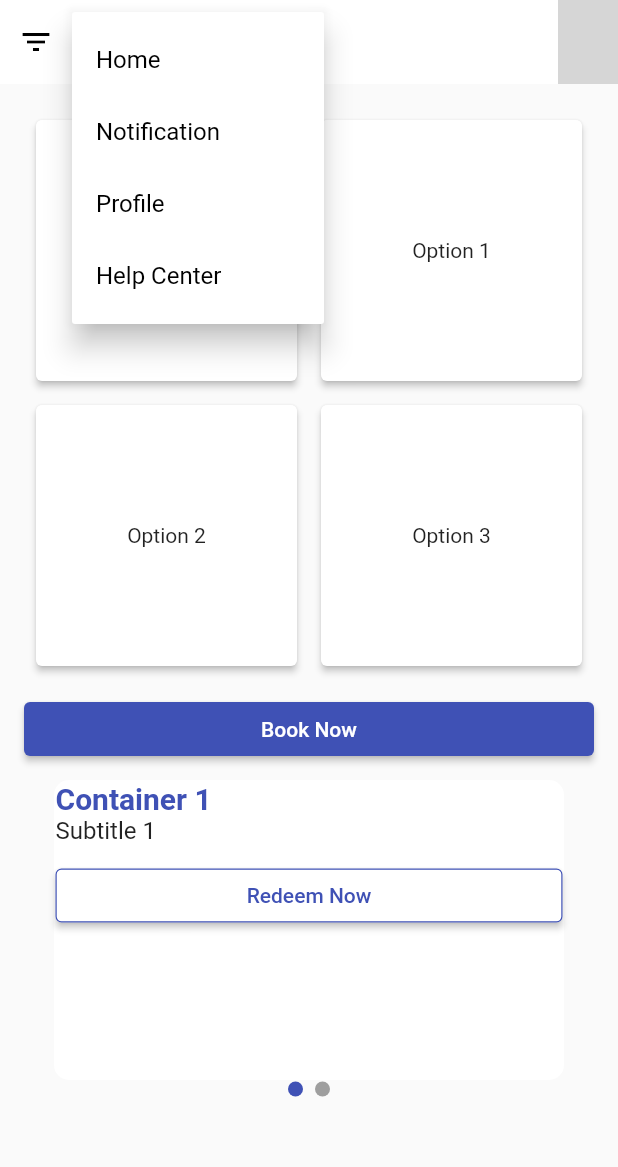
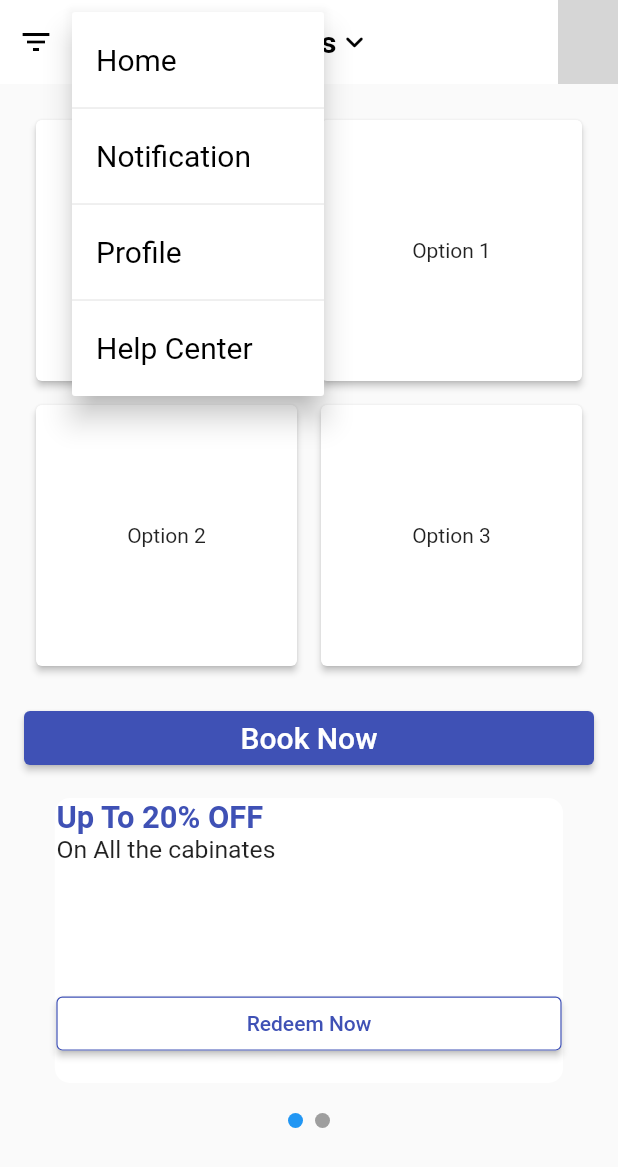
Before and after one commit to Baisalya/smartlocker, a Flutter app: the screen it shows after launch, after a tap on "Progressive Towers", on a phone screen of 412 x 824 dp. Shown: the top 1167 px of the screen. Run offline on Flutter 3.47's test engine with Material 2 defaults, Android fonts, the light colour scheme and no system bars; network calls fail; grey boxes are pictures that could not be loaded.

Commit message:
added a page

```diff
--- a/lib/CustomeAppBar.dart
+++ b/lib/CustomeAppBar.dart
@@ -6,24 +6,26 @@ class CustomAppBar extends StatelessWidget implements PreferredSizeWidget {
 
   @override
   Widget build(BuildContext context) {
+    final screenWidth = MediaQuery.of(context).size.width;
+
     return AppBar(
-      backgroundColor: Colors.white, // Set the background color
-      elevation: 0, // Remove the shadow
+      backgroundColor: Colors.white,
+      elevation: 0,
       title: Text(
         "Your App Title",
         style: TextStyle(
-          color: Colors.black, // Set text color
-          fontSize: 20, // Adjust the font size
+          color: Colors.black,
+          fontSize: screenWidth > 600 ? 24 : 20,
         ),
       ),
       actions: <Widget>[
         IconButton(
           icon: Icon(
             Icons.filter_list,
-            color: Colors.black, // Set the icon color
+            color: Colors.black,
           ),
           onPressed: () {
-            Scaffold.of(context).openDrawer(); // Open the drawer
+            Scaffold.of(context).openDrawer();
           },
         ),
         PopupMenuButton<String>(
@@ -34,38 +36,41 @@ class CustomAppBar extends StatelessWidget implements PreferredSizeWidget {
                 child: Text(
                   'Home',
                   style: TextStyle(
-                    color: Colors.black, // Set text color
-                    fontSize: 16, // Adjust the font size
+                    color: Colors.black,
+                    fontSize: screenWidth > 600 ? 22 : 20,
                   ),
                 ),
               ),
+              PopupMenuDivider(), // Add a divider
               PopupMenuItem<String>(
                 value: 'Notification',
                 child: Text(
                   'Notification',
                   style: TextStyle(
-                    color: Colors.black, // Set text color
-                    fontSize: 16, // Adjust the font size
+                    color: Colors.black,
+                    fontSize: screenWidth > 600 ? 22 : 20,
                   ),
                 ),
               ),
+              PopupMenuDivider(), // Add a divider
               PopupMenuItem<String>(
                 value: 'Profile',
                 child: Text(
                   'Profile',
                   style: TextStyle(
-                    color: Colors.black, // Set text color
-                    fontSize: 16, // Adjust the font size
+                    color: Colors.black,
+                    fontSize: screenWidth > 600 ? 22 : 20,
                   ),
                 ),
               ),
+              PopupMenuDivider(), // Add a divider
               PopupMenuItem<String>(
                 value: 'Help Center',
                 child: Text(
                   'Help Center',
                   style: TextStyle(
-                    color: Colors.black, // Set text color
-                    fontSize: 16, // Adjust the font size
+                    color: Colors.black,
+                    fontSize: screenWidth > 600 ? 22 : 20,
                   ),
                 ),
               ),
@@ -75,17 +80,27 @@ class CustomAppBar extends StatelessWidget implements PreferredSizeWidget {
             // Handle the selection here
             print("Selected: $selectedItem");
           },
+          child: Center( // Center the content
             child: Row(
+              mainAxisAlignment: MainAxisAlignment.center, // Center the row
               children: [
-              Text('Progressive Towers',style: TextStyle(color: Colors.black),),
+                Text(
+                  'Progressive Towers',
+                  style: TextStyle(
+                    color: Colors.black,
+                    fontSize: screenWidth > 600 ? 22 : 20,
+                    fontWeight: FontWeight.bold,
+                  ),
+                ),
                 Icon(
                   Icons.keyboard_arrow_down_rounded,
-                color: Colors.black, // Set the dropdown icon color
+                  color: Colors.black,
                 ),
               ],
             ),
           ),
-        const Spacer(), // Spacer to push Dropdown and Avatar to the end
+        ),
+        const Spacer(),
         CircleAvatar(
           backgroundImage: NetworkImage(
               'https://encrypted-tbn0.gstatic.com/images?q=tbn:ANd9GcSY6HwtWnw9GiLWz1B8SwYz4Pvdpku1OCC-ww&usqp=CAU'),
--- a/lib/screenone.dart
+++ b/lib/screenone.dart
@@ -59,30 +59,127 @@ class _MyWidgetState extends State<MyWidget> {
     );
   }
   Widget buildbooknowbutton() {
-    return Align(
+    return Container(
+      height: 60.0, // You can adjust this height as needed
+      child: Align(
         alignment: Alignment.center,
         child: SizedBox(
-        width: double.infinity, // Make the button stretch to full width
+          width: double.infinity,
           child: ElevatedButton(
             onPressed: () {
               // Handle button press logic here
             },
             style: ElevatedButton.styleFrom(
-            primary: Colors.indigo, // Set the button color to indigo
-            onPrimary: Colors.white, // Set the text color to white
+              primary: Colors.indigo,
+              onPrimary: Colors.white,
             ),
-          child: Text('Book Now'),
+            child: Text(
+              'Book Now',
+              style: TextStyle(fontSize: 20),
+            ),
+          ),
         ),
       ),
     );
   }
 
+
+
+  Widget _buildContainerWidget(ContainerData data) {
+    // Get the screen width and height using MediaQuery
+    final screenWidth = MediaQuery.of(context).size.width;
+    final screenHeight = MediaQuery.of(context).size.height;
+
+    // Calculate responsive text sizes based on screen width
+    final titleFontSize = screenWidth * 0.05; // 5% of screen width
+    final subtitleFontSize = screenWidth * 0.04; // 4% of screen width
+
+    // Calculate responsive container margin based on screen width
+    final containerMargin = EdgeInsets.symmetric(horizontal: screenWidth * 0.05); // 5% of screen width
+
+    // Calculate responsive SizedBox height based on screen height
+    final sizedBoxHeight = screenHeight * 0.1; // 10% of screen height
+
+    return Container(
+      margin: containerMargin,
+      padding: EdgeInsets.all(1.0),
+      decoration: BoxDecoration(
+        borderRadius: BorderRadius.circular(10),
+        color: Colors.white,
+      ),
+      child: Column(
+        crossAxisAlignment: CrossAxisAlignment.start,
+        children: <Widget>[
+          Text(
+            data.title,
+            style: TextStyle(
+              fontSize: titleFontSize,
+              fontWeight: FontWeight.bold,
+              color: Colors.indigo,
+            ),
+          ),
+          Text(
+            data.subtitle,
+            style: TextStyle(
+              fontSize: subtitleFontSize,
+            ),
+          ),
+          SizedBox(height: sizedBoxHeight),
+          SizedBox(
+            width: double.infinity,
+            child: ElevatedButton(
+              onPressed: () {
+                // Handle "Redeem Now" button click
+              },
+              style: ButtonStyle(
+                backgroundColor: MaterialStateProperty.all<Color>(Colors.white),
+                overlayColor: MaterialStateProperty.all<Color>(Colors.indigo),
+                side: MaterialStateProperty.all<BorderSide>(
+                  BorderSide(color: Colors.indigo, width: 0.8),
+                ),
+              ),
+              child: Text(
+                "Redeem Now",
+                style: TextStyle(color: Colors.indigo),
+              ),
+            ),
+          ),
+        ],
+      ),
+    );
+  }
+
+  Widget _buildPageIndicator(int pageCount) {
+    List<Widget> indicators = List.generate(pageCount, (int index) {
+      return Container(
+        width: 10.0,
+        height: 10.0,
+        margin: EdgeInsets.symmetric(horizontal: 4.0),
+        decoration: BoxDecoration(
+          shape: BoxShape.circle,
+          color: currentPage == index ? Colors.blue : Colors.grey, // Customize indicator colors
+        ),
+      );
+    });
+
+    return Row(
+      mainAxisAlignment: MainAxisAlignment.center,
+      children: <Widget>[
+        SizedBox(
+          height: 30, // Set the desired height for the dot indicator
+          child: Row(
+            children: indicators,
+          ),
+        ),
+      ],
+    );
+  }
   Widget _buildHorizontalContainer() {
     // Define a list of data for the horizontal containers
     List<ContainerData> containers = [
       ContainerData(
-        title: "Container 1",
-        subtitle: "Subtitle 1",
+        title: "Up To 20% OFF",
+        subtitle: "On All the cabinates",
 
       ),
       ContainerData(
@@ -96,7 +193,7 @@ class _MyWidgetState extends State<MyWidget> {
     return Column(
       children: <Widget>[
         Container(
-          height: 200, // Set the desired height for the horizontal container
+          height: 190, // Set the desired height for the horizontal container
           child: PageView.builder(
             controller: pageController,
             itemCount: containers.length,
@@ -110,65 +207,9 @@ class _MyWidgetState extends State<MyWidget> {
             },
           ),
         ),
-        SizedBox(height: 1),
+        SizedBox(height: 10),
         _buildPageIndicator(containers.length),
       ],
-    );
-  }
-  Widget _buildContainerWidget(ContainerData data) {
-    return Container(
-      margin: EdgeInsets.symmetric(horizontal: 20),
-      padding: EdgeInsets.all(1.0),
-      decoration: BoxDecoration(
-        borderRadius: BorderRadius.circular(10),
-        color: Colors.white, // Customize the container's background color
-      ),
-      child: Column(
-        crossAxisAlignment: CrossAxisAlignment.start,
-        children: <Widget>[
-          Text(data.title, style: TextStyle(fontSize: 20, fontWeight: FontWeight.bold,color: Colors.indigo)),
-          Text(data.subtitle, style: TextStyle(fontSize: 16)),
-          SizedBox(height: 10),
-          SizedBox(
-            width: double.infinity, // Make the button stretch to full width
-            child: ElevatedButton(
-              onPressed: () {
-                // Handle "Redeem Now" button click
-              },
-              style: ButtonStyle(
-                backgroundColor: MaterialStateProperty.all<Color>(Colors.white),
-                overlayColor: MaterialStateProperty.all<Color>(Colors.indigo), // Change overlay color (when pressed)
-                side: MaterialStateProperty.all<BorderSide>(
-                  BorderSide(color: Colors.indigo, width: 0.8), // Border color and width
-                ),
-              ),
-              child: Text(
-                "Redeem Now",
-                style: TextStyle(color: Colors.indigo),
-              ),
-            ),
-
-          ),
-        ],
-      ),
-    );
-  }
-  Widget _buildPageIndicator(int pageCount) {
-    List<Widget> indicators = List.generate(pageCount, (int index) {
-      return Container(
-        width: 10.0,
-        height: 10.0,
-        margin: EdgeInsets.symmetric(horizontal: 4.0),
-        decoration: BoxDecoration(
-          shape: BoxShape.circle,
-          color: currentPage == index ? Colors.indigo : Colors.grey, // Customize indicator colors
-        ),
-      );
-    });
-
-    return Row(
-      mainAxisAlignment: MainAxisAlignment.center,
-      children: indicators,
     );
   }
 }
```
Lines whose indentation alone changed are shown as unchanged.
